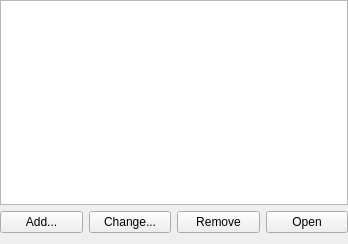
First picture: the form in kplato/libs/ui/kptdocumentspanel.ui, repository KDE/calligra, before the edit.
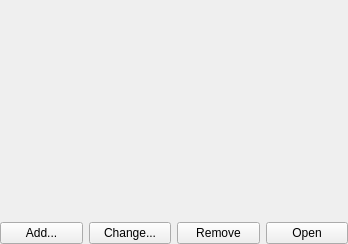
Second picture: the form after the edit.

What changed in the file:
```diff
--- a/kplato/libs/ui/kptdocumentspanel.ui
+++ b/kplato/libs/ui/kptdocumentspanel.ui
@@ -19,8 +19,11 @@
    <property name="rightMargin" >
     <number>0</number>
    </property>
+   <property name="bottomMargin" >
+    <number>0</number>
+   </property>
    <item row="0" column="0" colspan="4" >
-    <widget class="QTableView" name="itemView" />
+    <widget class="QWidget" native="1" name="itemViewHolder" />
    </item>
    <item row="1" column="0" >
     <widget class="QPushButton" name="pbAdd" >
```
